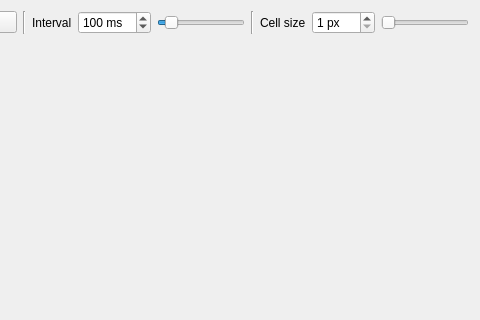
First picture: the form in life-game-gui/mainwindow.ui, repository mizki9577/life-game, before the edit; both pictures show x 160 to 640 and y 0 to 320 of the 640 by 480 pixel window.
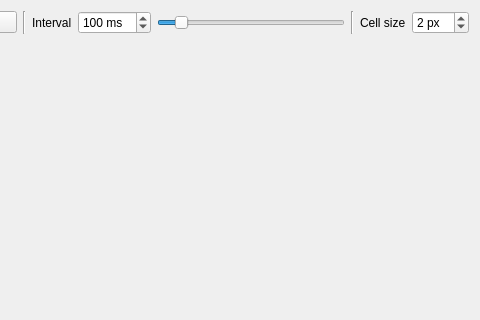
Second picture: the form after the edit.

Commit message: セルサイズバーを削除, セルサイズの上限を10pxに, 標準を2pxに

The edit to the form file:
```diff
--- a/life-game-gui/mainwindow.ui
+++ b/life-game-gui/mainwindow.ui
@@ -103,20 +103,10 @@
          <number>1</number>
         </property>
         <property name="maximum">
-         <number>100</number>
+         <number>10</number>
         </property>
-       </widget>
-      </item>
-      <item>
-       <widget class="QSlider" name="cellSizeSlider">
-        <property name="minimum">
-         <number>1</number>
-        </property>
-        <property name="maximum">
-         <number>100</number>
-        </property>
-        <property name="orientation">
-         <enum>Qt::Horizontal</enum>
+        <property name="value">
+         <number>2</number>
         </property>
        </widget>
       </item>
```
Left out of the diff: 32 changed lines with no effect on the pictures.
